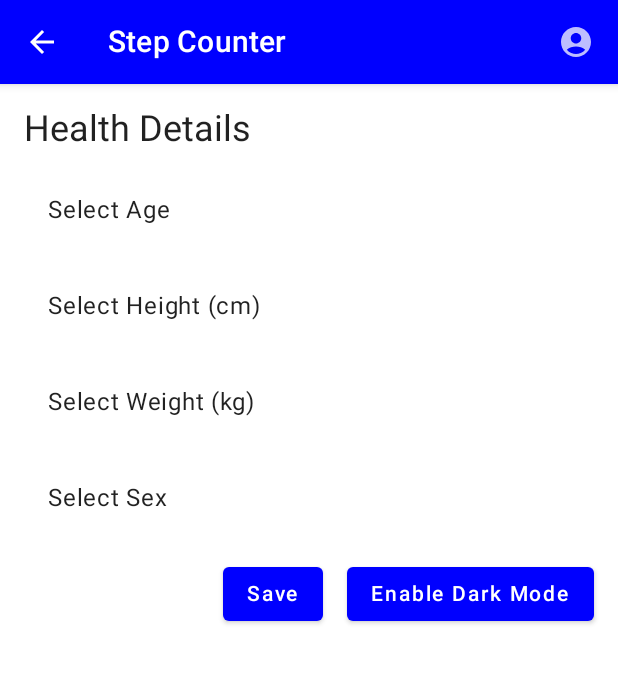
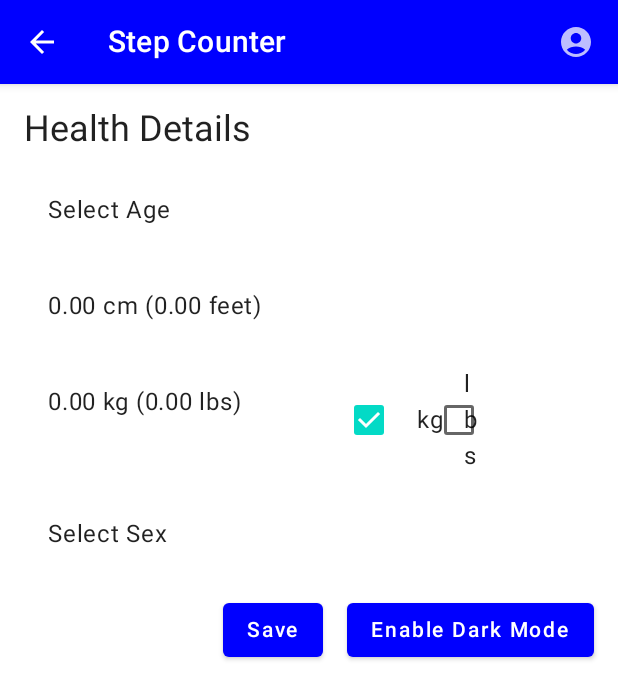
Before and after one commit to akashbhattacharya/FitnessTracker, an Android app built with Jetpack Compose: the HealthDetailsScreen screen opened through its navigation route, on a phone screen of 412 x 824 dp. Shown: the top 699 px of the screen. Run offline under Robolectric (Android 15) with nearby library versions, the phone set to English and light mode, and no system bars.

Commit message:
- Unit of measure has been added to HealthDetailsScreen - Unit of measure screen has been removed

```diff
--- a/app/src/main/java/com/example/testapp/MainActivity.kt
+++ b/app/src/main/java/com/example/testapp/MainActivity.kt
@@ -114,11 +114,6 @@ fun StepCounterApp(viewModel: StepCounterViewModel) {
                     viewModel
                 )
             } // Pass viewModel here
-            composable("unitsOfMeasure") {
-                com.example.testapp.screens.UnitsOfMeasureScreen(
-                    navController
-                )
-            }
             }
         }
     }
--- a/app/src/main/java/com/example/testapp/screens/HealthDetailsScreen.kt
+++ b/app/src/main/java/com/example/testapp/screens/HealthDetailsScreen.kt
@@ -4,6 +4,7 @@ import androidx.compose.foundation.clickable
 import androidx.compose.foundation.layout.*
 import androidx.compose.material.*
 import androidx.compose.runtime.*
+import androidx.compose.ui.Alignment
 import androidx.compose.ui.Modifier
 import androidx.compose.ui.unit.dp
 import androidx.navigation.NavController
@@ -19,6 +20,8 @@ fun HealthDetailsScreen(navController: NavController, viewModel: StepCounterView
     var isWeightDropdownExpanded by remember { mutableStateOf(false) } // Weight dropdown expanded state
     var selectedSex by remember { mutableStateOf<String?>(null) }
     var isSexDropdownExpanded by remember { mutableStateOf(false) } // Sex dropdown expanded state
+    var weightUnit by remember { mutableStateOf("kg") }
+    var heightUnit by remember { mutableStateOf("cm") }
 
     val ageOptions = (18..100).map { it.toString() }
     val heightOptions = (30..275).map { it.toString() }
@@ -54,12 +57,12 @@ fun HealthDetailsScreen(navController: NavController, viewModel: StepCounterView
 
         Spacer(modifier = Modifier.height(16.dp))
 
-        // Height selection
+        // Height selection with unit conversion
         Box(
             modifier = Modifier.fillMaxWidth().clickable { isHeightDropdownExpanded = true }
         ) {
             Text(
-                text = selectedHeight ?: "Select Height (cm)",
+                text = buildHeightString(selectedHeight, heightUnit),
                 modifier = Modifier.padding(vertical = 12.dp, horizontal = 16.dp)
             )
             DropdownMenu(
@@ -79,12 +82,13 @@ fun HealthDetailsScreen(navController: NavController, viewModel: StepCounterView
 
         Spacer(modifier = Modifier.height(16.dp))
 
-        // Weight selection
+        // Weight selection with unit conversion
+        Row {
             Box(
-            modifier = Modifier.fillMaxWidth().clickable { isWeightDropdownExpanded = true }
+                modifier = Modifier.fillMaxWidth(0.5f).clickable { isWeightDropdownExpanded = true }
             ) {
                 Text(
-                text = selectedWeight ?: "Select Weight (kg)",
+                    text = buildWeightString(selectedWeight, weightUnit),
                     modifier = Modifier.padding(vertical = 12.dp, horizontal = 16.dp)
                 )
                 DropdownMenu(
@@ -99,6 +103,35 @@ fun HealthDetailsScreen(navController: NavController, viewModel: StepCounterView
                             Text(weight)
                         }
                     }
+                }
+            }
+
+            Spacer(modifier = Modifier.width(16.dp))
+
+            Row(
+                modifier = Modifier.fillMaxWidth(0.5f),
+                horizontalArrangement = Arrangement.End,
+                verticalAlignment = Alignment.CenterVertically
+            ) {
+                Checkbox(
+                    checked = weightUnit == "kg",
+                    onCheckedChange = {
+                        weightUnit = if (it) "kg" else "lbs"
+                    },
+                    modifier = Modifier.padding(end = 8.dp)
+                )
+                Text("kg")
+
+                Spacer(modifier = Modifier.width(8.dp))
+
+                Checkbox(
+                    checked = weightUnit == "lbs",
+                    onCheckedChange = {
+                        weightUnit = if (it) "lbs" else "kg"
+                    },
+                    modifier = Modifier.padding(end = 8.dp)
+                )
+                Text("lbs")
             }
         }
 
@@ -156,7 +189,42 @@ fun HealthDetailsScreen(navController: NavController, viewModel: StepCounterView
                 Text(if (viewModel.isDarkModeEnabled.value) "Disable Dark Mode" else "Enable Dark Mode")
             }
         }
+    }
+}
+
+private fun buildWeightString(weight: String?, unit: String): String {
+    val weightValue = weight?.toDoubleOrNull() ?: 0.0
+    val convertedWeight = if (unit == "kg") {
+        convertKgToLbs(weightValue)
+    } else {
+        convertLbsToKg(weightValue)
+    }
+    return String.format("%.2f", weightValue) + " $unit" + " (${String.format("%.2f", convertedWeight)} ${if (unit == "kg") "lbs" else "kg"})"
+}
+
+private fun buildHeightString(height: String?, unit: String): String {
+    val heightValue = height?.toDoubleOrNull() ?: 0.0
+    val convertedHeight = if (unit == "cm") {
+        convertCmToFeet(heightValue)
+    } else {
+        convertFeetToCm(heightValue)
+    }
+    return String.format("%.2f", heightValue) + " $unit" + " (${String.format("%.2f", convertedHeight)} ${if (unit == "cm") "feet" else "cm"})"
+}
 
 
+private fun convertKgToLbs(kg: Double): Double {
+    return kg * 2.20462
 }
+
+private fun convertLbsToKg(lbs: Double): Double {
+    return lbs / 2.20462
 }
+
+private fun convertCmToFeet(cm: Double): Double {
+    return cm * 0.0328084
+}
+
+private fun convertFeetToCm(feet: Double): Double {
+    return feet / 0.0328084
+}
--- a/app/src/main/java/com/example/testapp/screens/UnitsOfMeasureScreen.kt
+++ /dev/null
@@ -1,18 +0,0 @@
-package com.example.testapp.screens
-
-import androidx.compose.foundation.layout.Column
-import androidx.compose.foundation.layout.padding
-import androidx.compose.material.MaterialTheme
-import androidx.compose.material.Text
-import androidx.compose.runtime.Composable
-import androidx.compose.ui.Modifier
-import androidx.compose.ui.unit.dp
-import androidx.navigation.NavController
-
-@Composable
-fun UnitsOfMeasureScreen(navController: NavController) {
-    Column(modifier = Modifier.padding(16.dp)) {
-        Text("Units of Measure", style = MaterialTheme.typography.h5)
-        // Implement UI for units of measure here
-    }
-}
```
Lines whose indentation alone changed are shown as unchanged.
